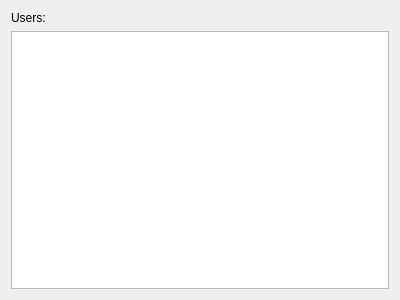
Above: users.ui from marcschulze98/PySFM-Client before the change. Below: the same form after it.
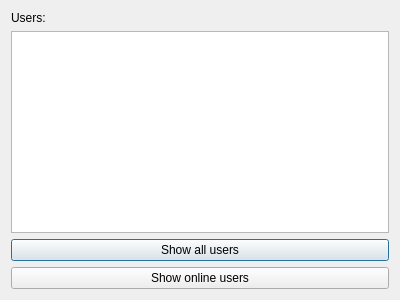
That is the form after the change.

Commit message: added: getting users, creating groups, adding members to group

Patch:
```diff
--- a/users.ui
+++ b/users.ui
@@ -24,6 +24,23 @@
      </property>
     </widget>
    </item>
+   <item row="1" column="0">
+    <widget class="QListWidget" name="userlist"/>
+   </item>
+   <item row="2" column="0">
+    <widget class="QPushButton" name="allusersbtn">
+     <property name="text">
+      <string>Show all users</string>
+     </property>
+    </widget>
+   </item>
+   <item row="3" column="0">
+    <widget class="QPushButton" name="onlineusersbtn">
+     <property name="text">
+      <string>Show online users</string>
+     </property>
+    </widget>
+   </item>
   </layout>
  </widget>
  <resources/>
```
Left out of the diff: 3 changed lines with no effect on the pictures. The commit also changes 6 other files.
